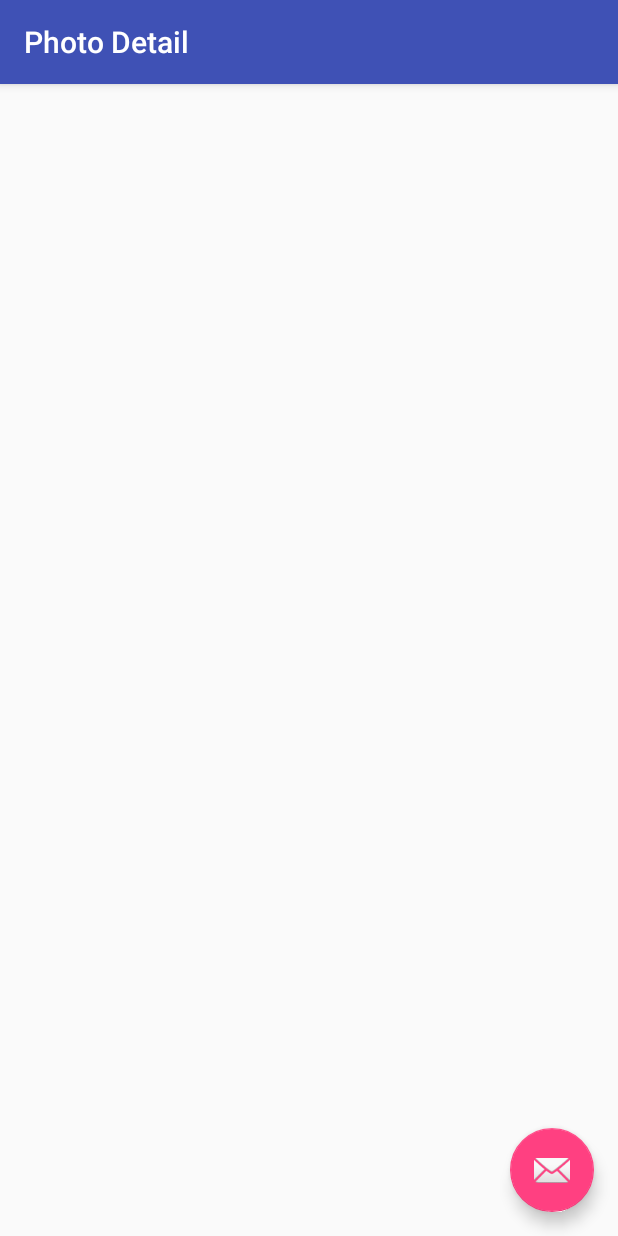
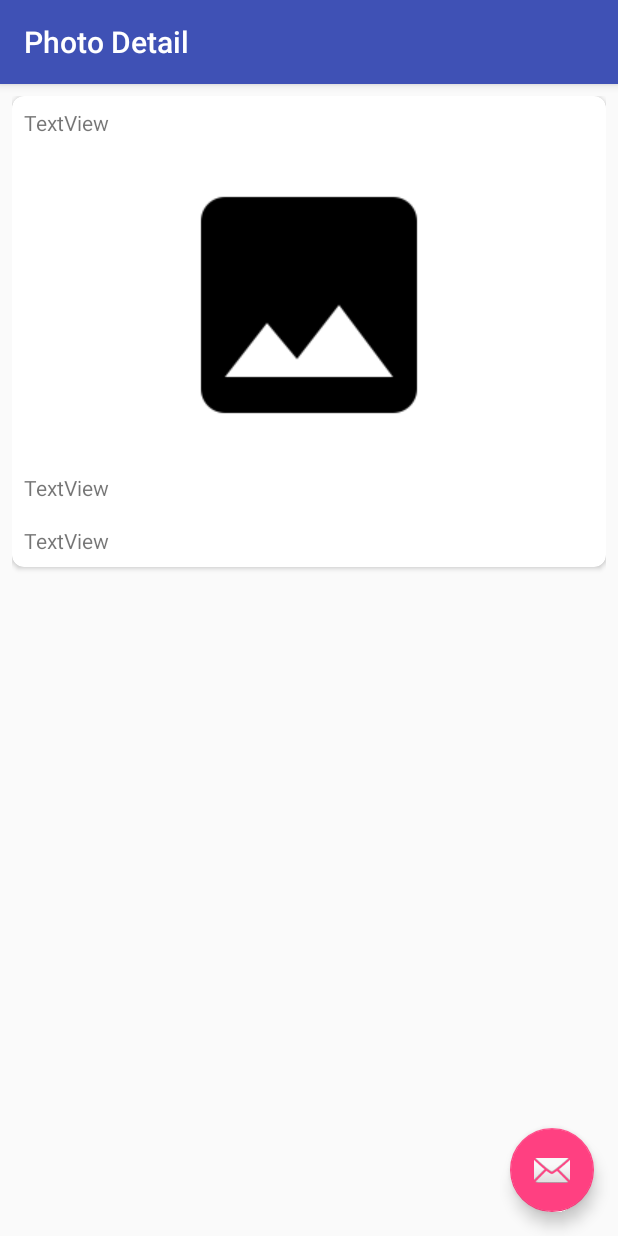
Before and after one commit to marcoshoya/flickrbrowser-app, an Android app: the PhotoDetailActivity screen opened directly, with no data from a screen before it, on a phone screen of 412 x 824 dp. Run offline under Robolectric (Android 15) with nearby library versions, the phone set to English and light mode, and no system bars.

Commit message:
finishing layout

```diff
--- a/app/src/main/res/layout/content_photo_detail.xml
+++ b/app/src/main/res/layout/content_photo_detail.xml
@@ -11,11 +11,51 @@
 
     <ScrollView
         android:layout_width="match_parent"
-        android:layout_height="match_parent">
+        android:layout_height="match_parent"
+        android:padding="8dp">
 
-        <LinearLayout
+        <android.support.v7.widget.CardView
             android:layout_width="match_parent"
             android:layout_height="wrap_content"
-            android:orientation="vertical" />
+            android:layout_marginBottom="16dp"
+            app:cardCornerRadius="8dp">
+
+            <LinearLayout
+                android:layout_width="match_parent"
+                android:layout_height="wrap_content"
+                android:orientation="vertical">
+
+                <TextView
+                    android:id="@+id/photo_author"
+                    android:layout_width="match_parent"
+                    android:layout_height="wrap_content"
+                    android:layout_margin="8dp"
+                    android:text="TextView" />
+
+                <ImageView
+                    android:id="@+id/photo_image"
+                    android:layout_width="match_parent"
+                    android:layout_height="wrap_content"
+                    android:layout_margin="8dp"
+                    android:scaleType="fitCenter"
+                    app:srcCompat="@drawable/placeholder" />
+
+                <TextView
+                    android:id="@+id/photo_title"
+                    android:layout_width="match_parent"
+                    android:layout_height="wrap_content"
+                    android:layout_margin="8dp"
+                    android:text="TextView" />
+
+                <TextView
+                    android:id="@+id/photo_tags"
+                    android:layout_width="match_parent"
+                    android:layout_height="wrap_content"
+                    android:layout_margin="8dp"
+                    android:text="TextView" />
+
+            </LinearLayout>
+
+        </android.support.v7.widget.CardView>
     </ScrollView>
 </LinearLayout>
```
